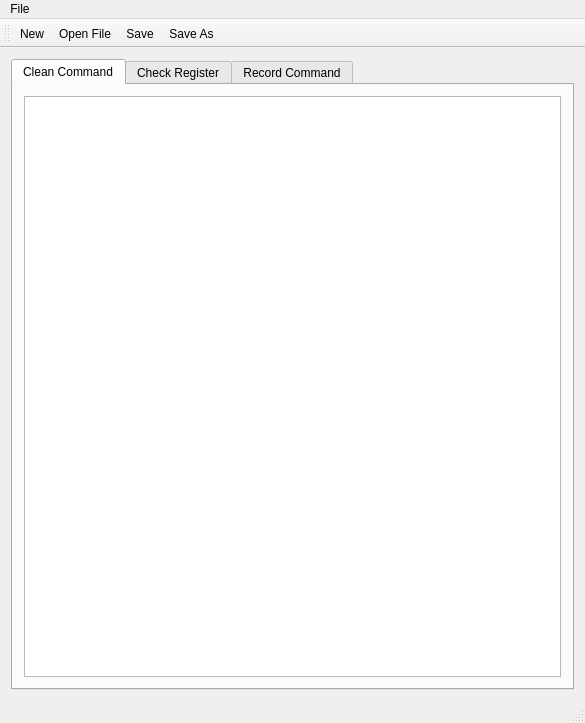
The window that FPGA Check Input/mainwindow.ui (pengjianaixue/FPGA-Check-Input) describes before a commit, drawn with Qt 5.
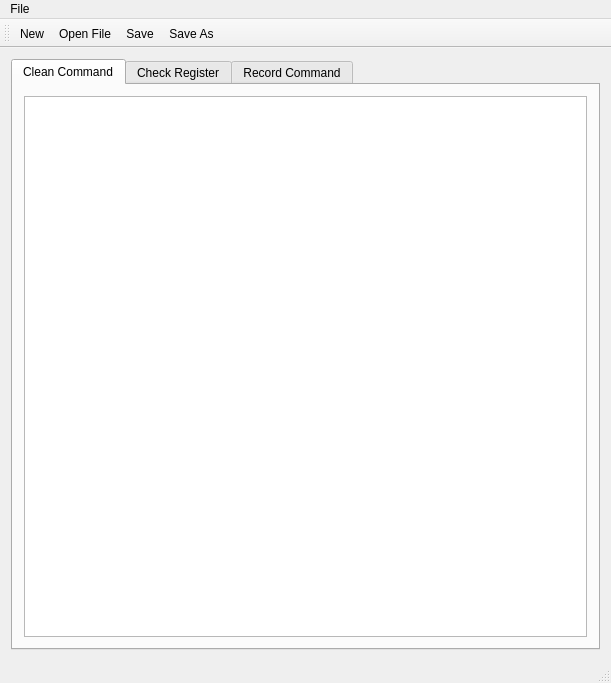
The same window after the commit. Icons and pictures are not drawn.

```diff
--- a/FPGA Check Input/mainwindow.ui
+++ b/FPGA Check Input/mainwindow.ui
@@ -6,8 +6,8 @@
    <rect>
     <x>0</x>
     <y>0</y>
-    <width>585</width>
-    <height>723</height>
+    <width>611</width>
+    <height>683</height>
    </rect>
   </property>
   <property name="windowTitle">
@@ -63,7 +63,7 @@
     <rect>
      <x>0</x>
      <y>0</y>
-     <width>585</width>
+     <width>611</width>
      <height>21</height>
     </rect>
    </property>
```
